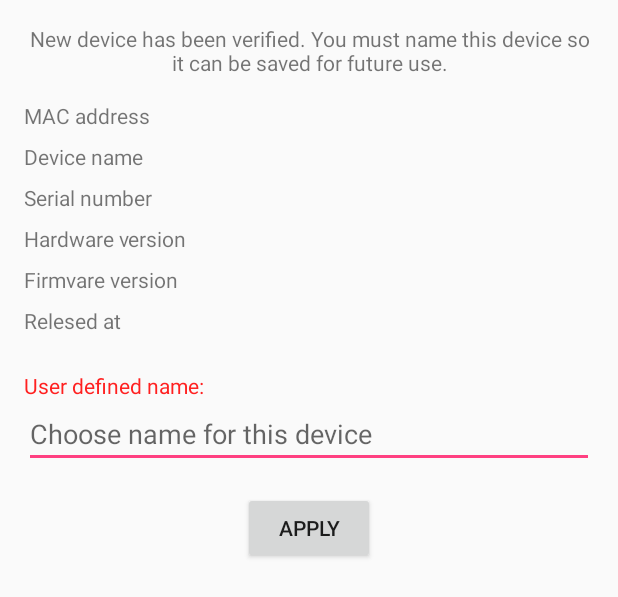
After one commit to stas-perchenko/bt-recorder, an Android app: the layout fragment_check_new_device.xml on its own in the app's theme, with its tools: preview values and no code run, on a phone screen of 412 x 824 dp. The commit adds this screen. Shown: the top 597 px of the screen. Run offline under Robolectric (Android 15) with nearby library versions, the phone set to English and light mode, and no system bars.

Commit message:
CheckNewDeviceFragment for verification newly discovered devices

```diff
--- a/app/src/main/java/com/alperez/bt_microphone/ui/fragment/DiscoverDevicesFragment.java
+++ b/app/src/main/java/com/alperez/bt_microphone/ui/fragment/DiscoverDevicesFragment.java
@@ -46,11 +46,6 @@ public class DiscoverDevicesFragment extends Fragment {
     private LayoutInflater inflater;
 
 
-    @Override
-    public void onCreate(@Nullable Bundle savedInstanceState) {
-        super.onCreate(savedInstanceState);
-
-    }
 
 
     @Override
--- /dev/null
+++ b/app/src/main/res/layout/fragment_check_new_device.xml
@@ -0,0 +1,165 @@
+<?xml version="1.0" encoding="utf-8"?>
+<layout xmlns:android="http://schemas.android.com/apk/res/android"
+    xmlns:app="http://schemas.android.com/apk/res-auto">
+
+    <data>
+        <import type="android.view.View" alias="v"/>
+        <import type="android.text.TextUtils" alias="TU"/>
+        <import type="com.alperez.bt_microphone.ui.viewmodel.BtDeviceViewModel" alias="VM" />
+        <import type="com.alperez.bt_microphone.utils.FormatUtils"/>
+        <import type="java.lang.String"/>
+
+        <variable
+            name="device"
+            type="com.alperez.bt_microphone.model.ValidBtDevice"/>
+
+        <variable
+            name="clickerApply"
+            type="android.view.View.OnClickListener"/>
+    </data>
+
+    <LinearLayout
+        android:layout_width="match_parent"
+        android:layout_height="match_parent"
+        android:orientation="vertical"
+        android:paddingLeft="@dimen/activity_horizontal_margin"
+        android:paddingRight="@dimen/activity_horizontal_margin"
+        android:paddingTop="@dimen/activity_vertical_margin"
+        android:paddingBottom="@dimen/activity_vertical_margin">
+
+        <TextView
+            android:layout_width="match_parent"
+            android:layout_height="wrap_content"
+            android:gravity="center_horizontal"
+            android:text="New device has been verified. You must name this device so it can be saved for future use."/>
+
+        <TableLayout
+            android:layout_width="match_parent"
+            android:layout_height="wrap_content"
+            android:layout_marginTop="@dimen/activity_vertical_margin"
+            android:stretchColumns="1"
+            android:shrinkColumns="1">
+
+            <!-- MAC address -->
+            <TableRow
+                android:layout_width="match_parent"
+                android:layout_height="wrap_content"
+                android:layout_marginBottom="8dp">
+                <TextView
+                    android:layout_width="match_parent"
+                    android:layout_height="wrap_content"
+                    android:text="MAC address"/>
+                <TextView
+                    android:layout_width="match_parent"
+                    android:layout_height="wrap_content"
+                    android:layout_marginLeft="@dimen/activity_horizontal_margin"
+                    android:text="@{device.macAddress()}"/>
+            </TableRow>
+
+            <!-- Device name -->
+            <TableRow
+                android:layout_width="match_parent"
+                android:layout_height="wrap_content"
+                android:layout_marginBottom="8dp">
+                <TextView
+                    android:layout_width="match_parent"
+                    android:layout_height="wrap_content"
+                    android:text="Device name"/>
+                <TextView
+                    android:layout_width="match_parent"
+                    android:layout_height="wrap_content"
+                    android:layout_marginLeft="@dimen/activity_horizontal_margin"
+                    android:text="@{device.deviceName()}"/>
+            </TableRow>
+
+            <!-- Serial number -->
+            <TableRow
+                android:layout_width="match_parent"
+                android:layout_height="wrap_content"
+                android:layout_marginBottom="8dp">
+                <TextView
+                    android:layout_width="match_parent"
+                    android:layout_height="wrap_content"
+                    android:text="Serial number"/>
+                <TextView
+                    android:layout_width="match_parent"
+                    android:layout_height="wrap_content"
+                    android:layout_marginLeft="@dimen/activity_horizontal_margin"
+                    android:text="@{device.serialNumber()}"/>
+            </TableRow>
+
+            <!-- Hard version -->
+            <TableRow
+                android:layout_width="match_parent"
+                android:layout_height="wrap_content"
+                android:layout_marginBottom="8dp">
+                <TextView
+                    android:layout_width="match_parent"
+                    android:layout_height="wrap_content"
+                    android:text="Hardware version"/>
+                <TextView
+                    android:layout_width="match_parent"
+                    android:layout_height="wrap_content"
+                    android:layout_marginLeft="@dimen/activity_horizontal_margin"
+                    android:text="@{device.hardwareVersion()}"/>
+            </TableRow>
+
+            <!-- Soft version -->
+            <TableRow
+                android:layout_width="match_parent"
+                android:layout_height="wrap_content"
+                android:layout_marginBottom="8dp">
+                <TextView
+                    android:layout_width="match_parent"
+                    android:layout_height="wrap_content"
+                    android:text="Firmvare version"/>
+                <TextView
+                    android:layout_width="match_parent"
+                    android:layout_height="wrap_content"
+                    android:layout_marginLeft="@dimen/activity_horizontal_margin"
+                    android:text="@{device.firmwareVersion()}"/>
+            </TableRow>
+
+            <!-- Release date -->
+            <TableRow
+                android:layout_width="match_parent"
+                android:layout_height="wrap_content"
+                android:layout_marginBottom="8dp">
+                <TextView
+                    android:layout_width="match_parent"
+                    android:layout_height="wrap_content"
+                    android:text="Relesed at"/>
+                <TextView
+                    android:layout_width="match_parent"
+                    android:layout_height="wrap_content"
+                    android:layout_marginLeft="@dimen/activity_horizontal_margin"
+                    android:text="@{String.format(FormatUtils.UI_DATE_FORMAT_RU, device.releaseDate())}"/>
+            </TableRow>
+
+
+        </TableLayout>
+
+
+        <TextView
+            android:layout_width="wrap_content"
+            android:layout_height="wrap_content"
+            android:layout_marginTop="@dimen/activity_vertical_margin"
+            android:textColor="#FF2020"
+            android:text="User defined name:"/>
+        <EditText android:id="@+id/editUserDefinedName"
+            android:layout_width="match_parent"
+            android:layout_height="wrap_content"
+            android:maxLines="1"
+            android:hint="Choose name for this device"/>
+
+        <Button
+            android:layout_width="wrap_content"
+            android:layout_height="wrap_content"
+            android:layout_marginTop="@dimen/activity_vertical_margin"
+            android:layout_gravity="center_horizontal"
+            android:text="Apply"
+            app:onClickListener="@{clickerApply}"/>
+
+    </LinearLayout>
+
+</layout>
```
Also changed, not shown: app/src/main/java/com/alperez/bt_microphone/bluetoorh/management/DiscoveredDeviceVerifier.java (added, +40 -0 lines), app/src/main/java/com/alperez/bt_microphone/model/DiscoveredBluetoothDevice.java (+35 -1 lines), app/src/main/java/com/alperez/bt_microphone/model/ValidBtDevice.java (+8 -0 lines), app/src/main/java/com/alperez/bt_microphone/storage/DatabaseAdapter.java (+18 -0 lines), app/src/main/java/com/alperez/bt_microphone/ui/activity/StartActivity.java (+35 -2 lines), app/src/main/java/com/alperez/bt_microphone/ui/fragment/CheckNewDeviceFragment.java (added, +150 -0 lines), app/src/main/java/com/alperez/bt_microphone/utils/Callback.java (added, +10 -0 lines).
